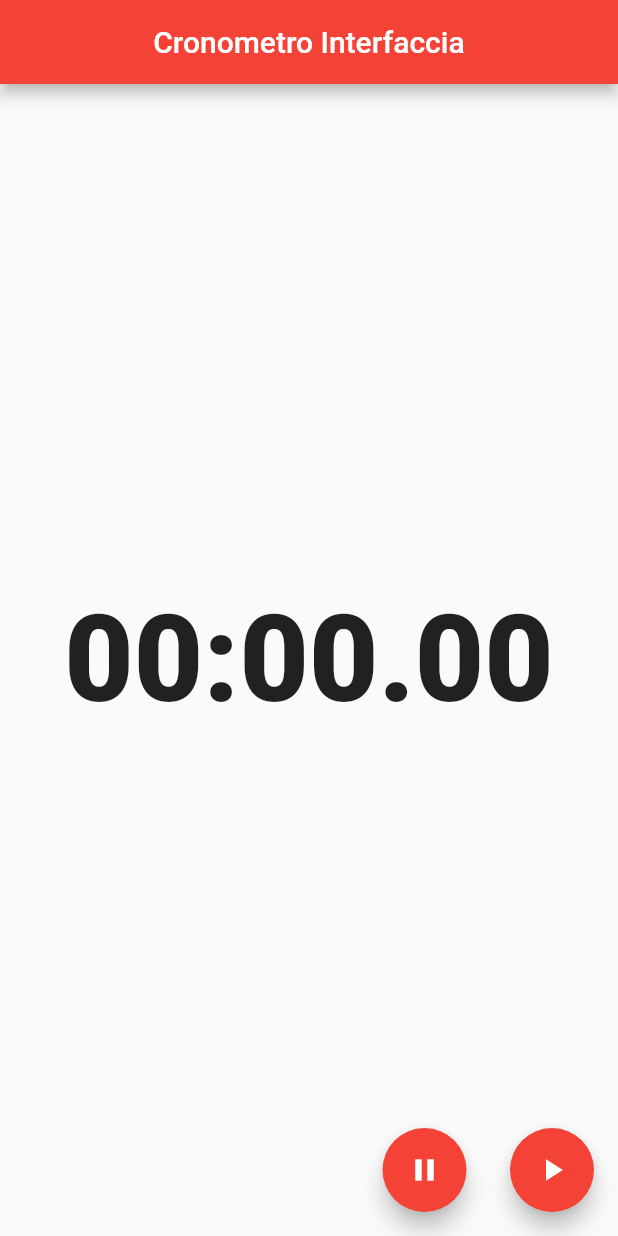
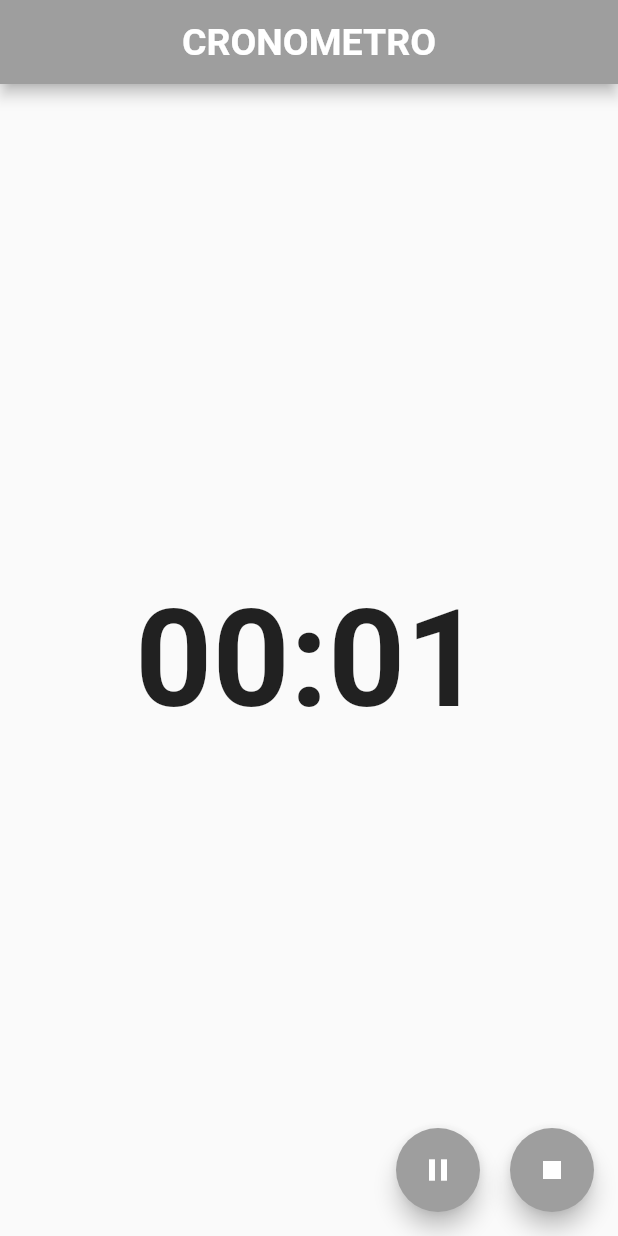
Before and after one commit to RiccardoCazzaro/TPSIT_25-26, a Flutter app: the screen it shows after launch, after a tap on the "play arrow" icon, on a phone screen of 412 x 824 dp. Run offline on Flutter 3.47's test engine with Material 2 defaults, Android fonts, the phone set to English and light mode, and no system bars.

Commit message:
Completamento esercizio flutter 02: Chrono

```diff
--- a/Chrono/lib/main.dart
+++ b/Chrono/lib/main.dart
@@ -1,68 +1,174 @@
+import 'dart:async';
 import 'package:flutter/material.dart';
 
+
 void main() {
-  runApp(const ChronoApp());
+  runApp(const MaterialApp(
+    debugShowCheckedModeBanner: false,
+    home: Chrono(),
+  ));
 }
 
-class ChronoApp extends StatelessWidget {
-  const ChronoApp({super.key});
+
+class Chrono extends StatefulWidget {
+  const Chrono({super.key});
+
+  @override
+  State<Chrono> createState() {
+    return _ChronoState();
+  }
+}
+
+class _ChronoState extends State<Chrono> {
+  String displayTempo = "00:00";
+  bool avvio = false;
+  bool pausa = false;
+
+
+  StreamController<int>? _controllerTicker;
+  StreamSubscription<int>? secondiTot;
+  Timer? _timerTicker;
+  int _tick = 0;
+
+  Stream<int> secondiStream(Stream<int> tickStream) async* {
+    await for (final int t in tickStream) {
+      if (t % 10 == 0) yield t ~/ 10;
+    }
+  }
+
+
+  void avvia() {
+    if (avvio) return;
+
+
+    _controllerTicker = StreamController<int>();
+    _tick = 0;
+    _controllerTicker!.add(_tick);
+
+
+    _timerTicker = Timer.periodic(const Duration(milliseconds: 100), (timer) {
+    _tick++;
+    _controllerTicker!.add(_tick);
+    });
+
+
+    Stream<int> secondi = secondiStream(_controllerTicker!.stream);
+
+
+    secondiTot = secondi.listen((int sec) {
+      if (!pausa) {
+        int min = sec ~/ 60;
+        int s = sec % 60;
+        setState(() {
+        displayTempo =  '${min.toString().padLeft(2, '0')}:${s.toString().padLeft(2, '0')}';
+        });
+      }
+    });
+
+    setState(() {
+      avvio = true;
+      pausa = false;
+    });
+  }
+
+  void reset() {
+    _timerTicker?.cancel();
+    _controllerTicker?.close();
+    secondiTot?.cancel();
+
+    _tick = 0;
+    setState(() {
+      avvio = false;
+      pausa = false;
+      displayTempo = "00:00";
+    });
+  }
+
+  void pausaRiprendi() {
+    if (!avvio) return;
+
+    if (!pausa) {
+      _timerTicker?.cancel();
+      setState(() {
+        pausa = true;
+     });
+    } else {
+      _timerTicker = Timer.periodic(const Duration(milliseconds: 100), (timer) {
+        _tick++;
+        _controllerTicker!.add(_tick);
+      });
+      setState(() {
+        pausa = false;
+     });
+    }
+  }
+
 
 @override
 Widget build(BuildContext context) {
-    return const MaterialApp(
-      debugShowCheckedModeBanner: false,
-      title: 'Cronometro Interfaccia',
-      home: ChronoScreen(),
-    );
-  }
+  Icon iconaAvvio;
+  if (avvio) {
+    iconaAvvio = const Icon(Icons.stop);
+  } else {
+    iconaAvvio = const Icon(Icons.play_arrow);
   }
 
-class ChronoScreen extends StatefulWidget {
-  const ChronoScreen({super.key});
-
-  @override
-  State<ChronoScreen> createState() {
-    return _ChronoScreenState();
-  }
+  Icon iconaPausa;
+  if (pausa) {
+    iconaPausa = const Icon(Icons.play_arrow);
+  } else {
+    iconaPausa = const Icon(Icons.pause);
   }
 
-class _ChronoScreenState extends State<ChronoScreen> {
-  String _displayTime = '00:00.00';
-
-  @override
-  Widget build(BuildContext context) {
   return Scaffold(
     appBar: AppBar(
-        title: const Text('Cronometro Interfaccia'),
-        backgroundColor: Colors.red,
+      title: const Text(
+        'CRONOMETRO',
+        style: TextStyle(fontWeight: FontWeight.bold, fontSize: 25),
+        ),
+      backgroundColor: Colors.grey,
       centerTitle: true,
     ),
+
     body: Center(
-        child: Text(
-          _displayTime,
-          style: const TextStyle(
-            fontSize: 80,
-            fontWeight: FontWeight.w800,
+      child: Column(
+        mainAxisAlignment: MainAxisAlignment.center,
+        children: [
+          Text(
+            displayTempo,
+            style: const TextStyle(fontSize: 90, fontWeight: FontWeight.bold),
+          ),
+        ],
       ),
     ),
-      ),
+
   floatingActionButton: Row(
     mainAxisAlignment: MainAxisAlignment.end,
       children: [
         FloatingActionButton(
-            heroTag: 'pause_resume',
-            backgroundColor: Colors.red,
-            onPressed: () {},
-            tooltip: 'PAUSE / RESUME',
-            child: const Icon(Icons.pause),
+           backgroundColor: Colors.grey,
+           tooltip: "PAUSA / RIPRESA",
+           child: iconaPausa,
+           onPressed: () {
+             if (avvio) {
+               pausaRiprendi();
+             }
+           },
          ),
-          const SizedBox(width: 29),
+
+    const SizedBox(width: 20),
+
         FloatingActionButton(
-            heroTag: 'control',
-            backgroundColor: Colors.red,
-            onPressed: () {},
-            tooltip: 'START / STOP / RESET',
-            child: const Icon(Icons.play_arrow),
+           backgroundColor: Colors.grey,
+           tooltip: "AVVIO / STOP / RESET",
+           child: iconaAvvio,
+           onPressed: () {
+            if (avvio) {
+               reset();
+             } else {
+               avvia();
+             }
+           },
           ),
        ],
       ),
```
Also changed, not shown: 1 other file. Lines whose indentation alone changed are shown as unchanged.
